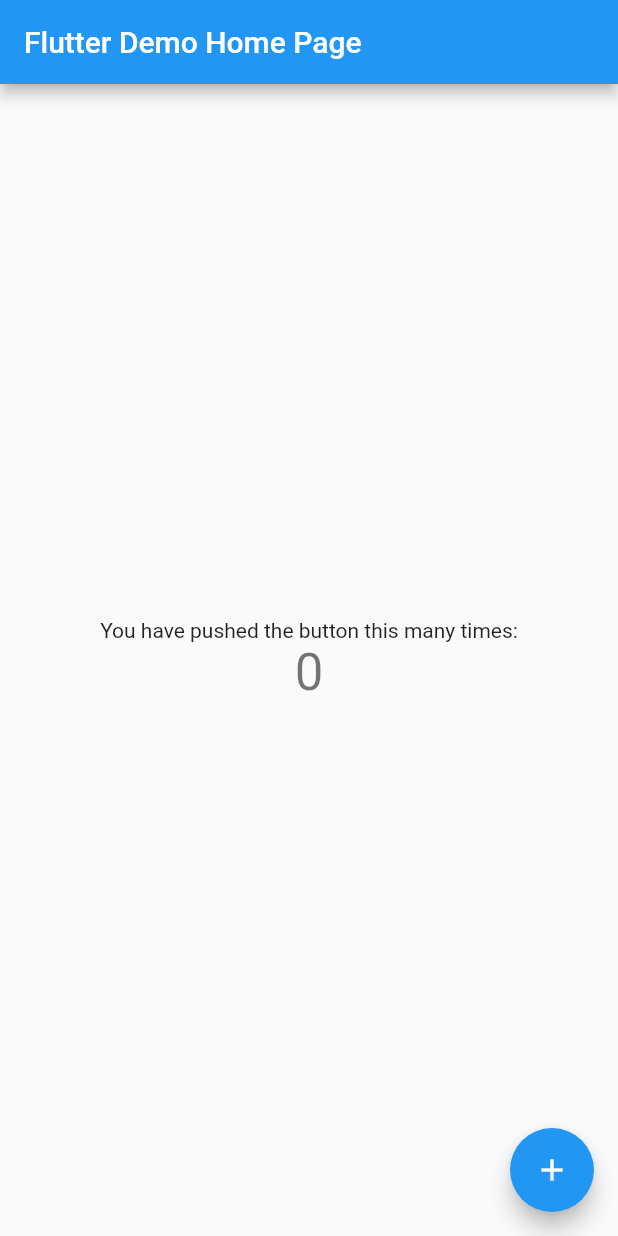
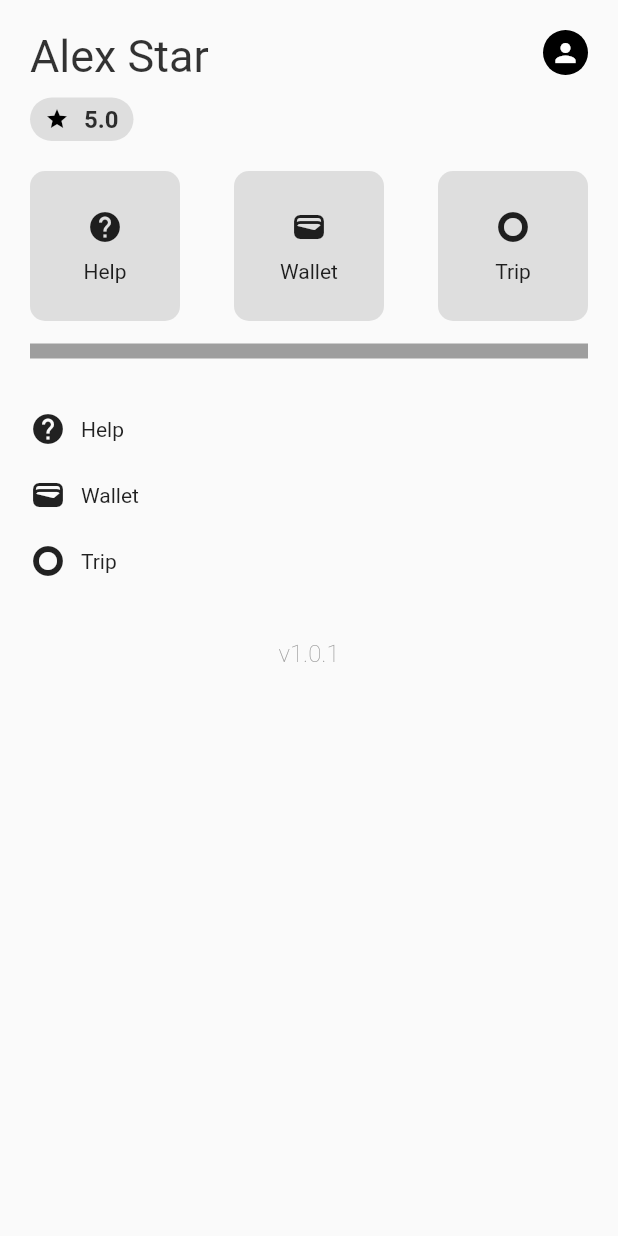
Before and after one commit to sauravshetty473/drive, a Flutter app: the screen it shows after launch, on a phone screen of 412 x 824 dp. Run offline on Flutter 3.47's test engine with Material 2 defaults, Android fonts, the phone set to English and light mode, and no system bars.

Commit message:
static pages done

```diff
--- a/lib/main.dart
+++ b/lib/main.dart
@@ -1,3 +1,7 @@
+import 'package:drive/pages/map_location.dart';
+import 'package:drive/pages/profile.dart';
+import 'package:drive/pages/saved_place.dart';
+import 'package:drive/pages/wallet.dart';
 import 'package:flutter/material.dart';
 
 void main() {
@@ -24,7 +28,7 @@ class MyApp extends StatelessWidget {
         // is not restarted.
         primarySwatch: Colors.blue,
       ),
-      home: const MyHomePage(title: 'Flutter Demo Home Page'),
+      home: const Profile(),
     );
   }
 }
--- /dev/null
+++ b/lib/pages/profile.dart
@@ -0,0 +1,153 @@
+import 'package:flutter/material.dart';
+
+class Profile extends StatelessWidget {
+  const Profile({Key? key}) : super(key: key);
+
+  @override
+  Widget build(BuildContext context) {
+    return Scaffold(
+      body: SafeArea(
+        child: SingleChildScrollView(
+          child: Container(
+            padding: const EdgeInsets.symmetric(horizontal: 20, vertical: 20),
+            child: Column(
+              children: [
+                Row(
+                  crossAxisAlignment: CrossAxisAlignment.start,
+                  children: [
+                    Column(
+                      crossAxisAlignment: CrossAxisAlignment.start,
+                      children: [
+                        Text(
+                          'Alex Star',
+                          style: TextStyle(
+                            fontWeight: FontWeight.normal,
+                            color: Colors.black.withOpacity(0.8),
+                            fontSize: 30,
+                          ),
+                        ),
+                        const SizedBox(
+                          height: 10,
+                        ),
+                        Container(
+                          padding: const EdgeInsets.symmetric(
+                              horizontal: 10, vertical: 5),
+                          decoration: BoxDecoration(
+                              borderRadius:
+                                  const BorderRadius.all(Radius.circular(20)),
+                              color: Colors.grey.withOpacity(0.3)),
+                          child: Row(
+                            children: [
+                              const Icon(
+                                Icons.star,
+                                color: Colors.black,
+                                size: 16,
+                              ),
+                              const SizedBox(
+                                width: 10,
+                              ),
+                              Text(
+                                '5.0',
+                                style: TextStyle(
+                                  fontWeight: FontWeight.bold,
+                                  color: Colors.black.withOpacity(0.8),
+                                  fontSize: 16,
+                                ),
+                              ),
+                            ],
+                          ),
+                        )
+                      ],
+                    ),
+                    const Spacer(),
+                    Container(
+                      width: 30,
+                      height: 30,
+                      decoration: const BoxDecoration(
+                          borderRadius: BorderRadius.all(Radius.circular(30)),
+                          color: Colors.black),
+                      child: const Icon(
+                        Icons.person,
+                        color: Colors.white,
+                        size: 20,
+                      ),
+                    ),
+                  ],
+                ),
+                const SizedBox(
+                  height: 20,
+                ),
+                Row(
+                    mainAxisAlignment: MainAxisAlignment.spaceBetween,
+                    children: [
+                      [Icons.help, 'Help'],
+                      [Icons.wallet, 'Wallet'],
+                      [Icons.trip_origin, 'Trip']
+                    ]
+                        .map(
+                          (List e) => Container(
+                            width: 100,
+                            height: 100,
+                            decoration: BoxDecoration(
+                                borderRadius:
+                                    const BorderRadius.all(Radius.circular(10)),
+                                color: Colors.grey.withOpacity(0.3)),
+                            child: Center(
+                              child: Column(
+                                mainAxisSize: MainAxisSize.min,
+                                children: [
+                                  Icon(e[0]),
+                                  const SizedBox(
+                                    height: 10,
+                                  ),
+                                  Text(e[1])
+                                ],
+                              ),
+                            ),
+                          ),
+                        )
+                        .toList()),
+                const Divider(
+                  height: 40,
+                  thickness: 10,
+                  color: Colors.grey,
+                ),
+                const SizedBox(
+                  height: 20,
+                ),
+                ...[
+                  [Icons.help, 'Help'],
+                  [Icons.wallet, 'Wallet'],
+                  [Icons.trip_origin, 'Trip']
+                ]
+                    .map((List e) => Container(
+                          margin: const EdgeInsets.only(bottom: 20),
+                          child: Row(
+                            children: [
+                              Icon(e[0]),
+                              const SizedBox(
+                                width: 10,
+                              ),
+                              Text(e[1])
+                            ],
+                          ),
+                        ))
+                    .toList(),
+                const SizedBox(
+                  height: 20,
+                ),
+                const Text(
+                  'v1.0.1',
+                  style: TextStyle(
+                      color: Colors.grey,
+                      fontSize: 16,
+                      fontWeight: FontWeight.w200),
+                )
+              ],
+            ),
+          ),
+        ),
+      ),
+    );
+  }
+}
```
Also changed, not shown: lib/pages/map_location.dart (added, +202 -0 lines), lib/pages/saved_place.dart (added, +35 -0 lines), lib/pages/wallet.dart (added, +242 -0 lines).
